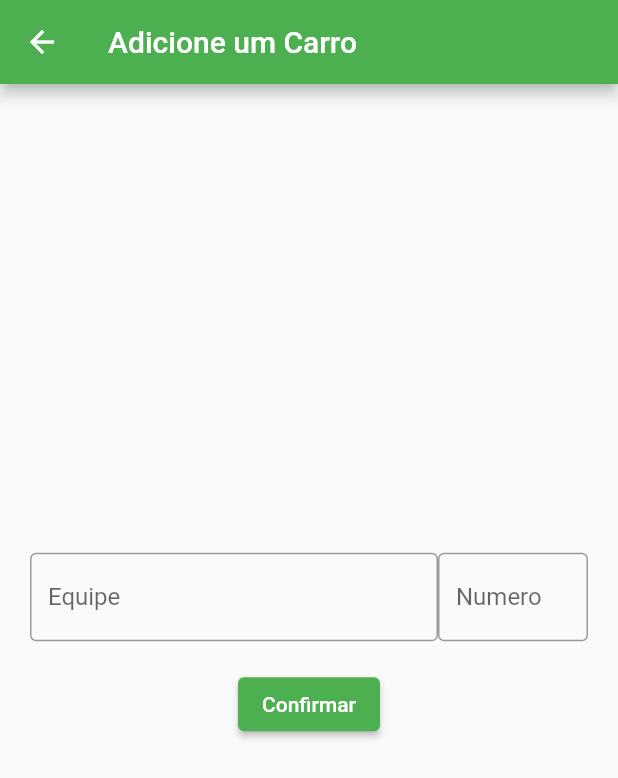
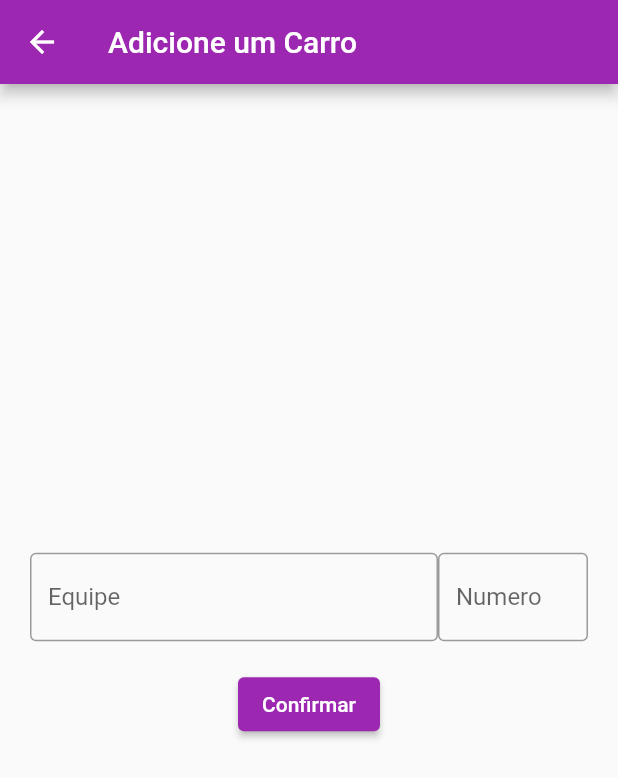
Before and after one commit to esterrds/MangueLaps, a Flutter app: the screen it shows after launch, after a tap on the "add" icon, on a phone screen of 412 x 824 dp. Shown: the top 778 px of the screen. Run offline on Flutter 3.47's test engine with Material 2 defaults, Android fonts, the phone set to English and light mode, and no system bars; our stand-ins replace bloc, flutter_bloc, shared_preferences; missing offline and left inert: mqtt_client.

Commit message:
first commit

```diff
--- /dev/null
+++ b/lib/bloc/Connectivity/connectivity_cubit.dart
@@ -0,0 +1,69 @@
+import 'dart:io';
+
+import 'package:bloc/bloc.dart';
+import 'package:flutter/material.dart';
+import 'package:meta/meta.dart';
+import 'package:mqtt_client/mqtt_client.dart';
+import 'package:mqtt_client/mqtt_server_client.dart';
+
+import '../../config/const/connectivity.dart';
+
+part 'connectivity_state.dart';
+
+//início da comunicação com o MQTT
+
+MqttClient client = MqttServerClient.withPort(mqttBroker, '', 1883);
+
+class ConnectivityCubit extends Cubit<ConnectivityState> {
+  ConnectivityCubit() : super(ConnectivityInitial()) {
+    mqttConnect();
+  }
+
+  bool flag = true;
+
+  void mqttConnect() async {
+    //cadastro com o broker para a conexão iniciar
+    client.logging(on: true);
+
+    emit(ConnectivityLoading());
+
+    client.setProtocolV311();
+    client.keepAlivePeriod = 60;
+    client.connectTimeoutPeriod = 2000;
+    client.port = mqttPort;
+
+    client.websocketProtocols = MqttClientConstants.protocolsMultipleDefault;
+
+    try {
+      await client.connect(mqttUsername, mqttPassword);
+    } on NoConnectionException catch (_) {
+      client.disconnect();
+    } on SocketException catch (_) {
+      client.disconnect();
+    }
+    if (client.connectionStatus!.state == MqttConnectionState.connected) {
+      emit(ConnectivityConnected());
+    } else {
+      emit(ConnectivityDisconnected());
+    }
+  }
+
+//testes: mensagem enviada ao broker quando conectado
+  void subTest() {
+    client.subscribe(mqttPubTopic, MqttQos.atMostOnce);
+    flag = !flag;
+    emit(ConnectivityConnected());
+  }
+
+  void publishTest() {
+    final builder = MqttClientPayloadBuilder();
+    builder.addString("Ola, rasp-chan!");
+    client.publishMessage(mqttPubTopic, MqttQos.atLeastOnce, builder.payload!);
+  }
+
+//desconectar
+  void mqttDisconnect() {
+    client.disconnect();
+    emit(ConnectivityDisconnected());
+  }
+}
--- /dev/null
+++ b/lib/bloc/Connectivity/connectivity_state.dart
@@ -0,0 +1,14 @@
+//estados de funcionamento
+
+part of 'connectivity_cubit.dart';
+
+@immutable
+abstract class ConnectivityState {}
+
+class ConnectivityInitial extends ConnectivityState {}
+
+class ConnectivityDisconnected extends ConnectivityState {}
+
+class ConnectivityLoading extends ConnectivityState {}
+
+class ConnectivityConnected extends ConnectivityState {}
--- /dev/null
+++ b/lib/config/const/connectivity.dart
@@ -0,0 +1,8 @@
+//informações importantes para a conexão com o broker
+
+const String mqttBroker = '150.161.60.102';
+const int mqttPort = 1883;
+const String mqttUsername = 'owntracks';
+const String mqttPassword = 'aratucampeao';
+const String clientIdentifier = 'appDoEnduro';
+const String mqttPubTopic = '/enduro';
--- a/lib/config/navigator/navigator.dart
+++ b/lib/config/navigator/navigator.dart
@@ -1,20 +1,24 @@
-import 'package:appdowill/config/navigator/routes.dart';
-import 'package:appdowill/presentation/add_car.dart';
-import 'package:appdowill/presentation/home_page.dart';
+import 'package:enduro_app/config/navigator/routes.dart';
+import 'package:enduro_app/presentation/add_car.dart';
+import 'package:enduro_app/presentation/home_page.dart';
+import 'package:enduro_app/presentation/nav_bar.dart';
 import 'package:flutter/material.dart';
+
+//chamada das páginas
 
 class RouteGenerator {
   static Route<dynamic> generateRoute(RouteSettings settings) {
-    final Object? args = settings.arguments;
+    //final Object? args = settings.arguments;
 
     switch (settings.name) {
       case initRoute:
-        return MaterialPageRoute(builder: (_) => MyHomePage());
+        return MaterialPageRoute(builder: (_) => const MyHomePage());
       case carAdder:
         return MaterialPageRoute(builder: (_) => CarAdder());
-
+      case navBar:
+        return MaterialPageRoute(builder: (_) => const NavBar());
       default:
-        return MaterialPageRoute(builder: (_) => MyHomePage());
+        return MaterialPageRoute(builder: (_) => const MyHomePage());
     }
   }
 }
--- a/lib/config/navigator/routes.dart
+++ b/lib/config/navigator/routes.dart
@@ -1,2 +1,5 @@
+//nomeia outras páginas (principal e registro)
+
 const String initRoute = '/';
 const String carAdder = '/CARADDER';
+const String navBar = '/nav';
--- a/lib/config/preferences_keys.dart
+++ b/lib/config/preferences_keys.dart
@@ -1,3 +1,5 @@
+//chave para resgatar dados instanciados do sharedPreferences
+
 class PreferenceKeys {
   static const chave = "equipes";
 }
--- a/lib/main.dart
+++ b/lib/main.dart
@@ -1,11 +1,12 @@
-import 'package:appdowill/bloc/cubit/contador_cubit.dart';
-import 'package:appdowill/config/navigator/routes.dart';
-import 'package:appdowill/presentation/home_page.dart';
+import 'package:enduro_app/bloc/Connectivity/connectivity_cubit.dart';
+import 'package:enduro_app/config/navigator/routes.dart';
 import 'package:flutter/material.dart';
 import 'package:flutter_bloc/flutter_bloc.dart';
 
+import 'bloc/ContadorCubit/contador_cubit.dart';
 import 'config/navigator/navigator.dart';
 
+//início
 void main() {
   runApp(const MyApp());
 }
@@ -15,13 +16,25 @@ class MyApp extends StatelessWidget {
 
   @override
   Widget build(BuildContext context) {
-    return BlocProvider(
-      create: (context) => ContadorCubit(),
+    //tela inicial e cor
+    return MultiBlocProvider(
+      providers: [
+        //chamada da página do contador
+        BlocProvider(
+          create: (context) => ContadorCubit(),
+        ),
+        //conexão mqtt
+        BlocProvider(
+          create: (context) => ConnectivityCubit(),
+        ),
+      ],
       child: MaterialApp(
-        title: 'Flutter Demo',
+        debugShowCheckedModeBanner: false,
+        title: 'Enduro App',
         theme: ThemeData(
-          primarySwatch: Colors.green,
+          primarySwatch: Colors.purple,
         ),
+        //próxima página
         onGenerateRoute: RouteGenerator.generateRoute,
         initialRoute: initRoute,
       ),
--- a/lib/presentation/add_car.dart
+++ b/lib/presentation/add_car.dart
@@ -1,16 +1,20 @@
 import 'dart:convert';
 
-import 'package:appdowill/bloc/cubit/contador_cubit.dart';
-import 'package:appdowill/repo/models/json.dart';
-import 'package:appdowill/repo/save.dart';
+// import 'package:enduro_app/config/preferences_keys.dart';
+import 'package:enduro_app/repo/save.dart';
 import 'package:flutter/material.dart';
 import 'package:flutter_bloc/flutter_bloc.dart';
-import 'package:appdowill/repo/models/json.dart';
-import 'package:shared_preferences/shared_preferences.dart';
+// import 'package:shared_preferences/shared_preferences.dart';
+import '../bloc/ContadorCubit/contador_cubit.dart';
+
+//tela de cadastro
 
 class CarAdder extends StatelessWidget {
-  TextEditingController _numberController = TextEditingController();
-  TextEditingController _nameController = TextEditingController();
+  final TextEditingController _numberController = TextEditingController();
+  final TextEditingController _nameController = TextEditingController();
+  final CarRepository carRepository = CarRepository();
+
+  CarAdder({super.key});
 
   @override
   Widget build(BuildContext context) {
@@ -28,6 +32,7 @@ class CarAdder extends StatelessWidget {
             children: [
               Row(
                 children: [
+                  //caixa para receber nome das equipes
                   Expanded(
                     child: TextField(
                       controller: _nameController,
@@ -37,6 +42,7 @@ class CarAdder extends StatelessWidget {
                       ),
                     ),
                   ),
+                  //caixa para receber número do carro
                   SizedBox(
                     width: 100,
                     child: TextField(
@@ -50,20 +56,20 @@ class CarAdder extends StatelessWidget {
                   ),
                 ],
               ),
+              //botão de confirmar, que manda os dados cadastrados para o contador
               Padding(
                 padding: const EdgeInsets.all(18.0),
                 child: ElevatedButton(
                   onPressed: () {
-                    _doConfirm();
-                    _saveJson();
                     if (_nameController.toString().isNotEmpty &&
                         _numberController.toString().isNotEmpty) {
                       BlocProvider.of<ContadorCubit>(context).createCar(
-                        int.parse(_numberController.toString()),
-                        _nameController.toString(),
+                        int.parse(_numberController.text),
+                        _nameController.text,
                       );
                       Navigator.pop(context);
                     }
+                    //repository.Equipes(carros);
                   },
                   child: const Text("Confirmar"),
                 ),
@@ -75,18 +81,17 @@ class CarAdder extends StatelessWidget {
     );
   }
 
-  void _doConfirm() {
-    User newUser =
-        User(nome: _nameController.text, numero: _numberController.text);
-    print(newUser);
-  }
+  //testes para armazenamento usando sharedPreferences
 
-  void _saveUser(User user) async {
-    SharedPreferences prefs = await SharedPreferences.getInstance();
-    prefs.setString("equipes", json.encode(user.toJson()));
-  }
+  // void _doConfirm() {
+  //   User newUser =
+  //       User(nome: _nameController.text, numero: _numberController.text);
+  //   print(newUser);
+  //   _saveUser(newUser);
+  // }
 
-  void _saveJson() {
-
-  }
+  // void _saveUser(User user) async {
+  //   SharedPreferences prefs = await SharedPreferences.getInstance();
+  //   prefs.setString(PreferenceKeys.chave, json.encode(user.toJson()));
+  // }
 }
--- a/lib/presentation/home_page.dart
+++ b/lib/presentation/home_page.dart
@@ -1,15 +1,18 @@
-import 'package:appdowill/config/navigator/routes.dart';
-import 'package:appdowill/presentation/main_list.dart';
+import 'package:enduro_app/config/navigator/routes.dart';
+import 'package:enduro_app/presentation/main_list.dart';
+import 'package:enduro_app/presentation/nav_bar.dart';
 import 'package:flutter/material.dart';
 
 class MyHomePage extends StatelessWidget {
   const MyHomePage({super.key});
 
+//botão da tela principal para a tela de cadastro (+)
   @override
   Widget build(BuildContext context) {
     return SafeArea(
       child: Scaffold(
-        body: MainList(),
+        drawer: const NavBar(),
+        body: const MainList(),
         appBar: AppBar(
           title: const Center(child: Text("Contador de voltas")),
         ),
--- /dev/null
+++ b/lib/presentation/nav_bar.dart
@@ -0,0 +1,147 @@
+import 'package:enduro_app/bloc/Connectivity/connectivity_cubit.dart';
+import 'package:enduro_app/config/navigator/routes.dart';
+import 'package:enduro_app/repo/save.dart';
+import 'package:flutter/material.dart';
+import 'package:flutter_bloc/flutter_bloc.dart';
+import 'package:enduro_app/repo/save.dart';
+import 'package:enduro_app/config/preferences_keys.dart';
+
+//3 tracinhos
+class NavBar extends StatelessWidget {
+  const NavBar({super.key});
+
+  @override
+  Widget build(BuildContext context) {
+    //conexão mqtt
+    ConnectivityCubit conCubit = BlocProvider.of<ConnectivityCubit>(context);
+    return Drawer(
+      child: BlocBuilder<ConnectivityCubit, ConnectivityState>(
+        builder: (context, state) {
+          return ListView(
+            children: [
+              Container(
+                color: Colors.blueAccent,
+                height: 50,
+                child: IconButton(
+                  onPressed: () {
+                    //liga e desliga conexão
+                    if (state is ConnectivityDisconnected) {
+                      conCubit.mqttConnect();
+                    } else if (state is ConnectivityConnected) {
+                      conCubit.mqttDisconnect();
+                    } else {
+                      conCubit.mqttConnect();
+                    }
+                  },
+                  icon: state is ConnectivityDisconnected
+                      ? const SizedBox(
+                          //desconectado
+                          width: 120,
+                          height: 120,
+                          child: Icon(
+                            Icons.wifi,
+                            color: Colors.black,
+                          ),
+                        )
+                      : const SizedBox(
+                          //conectado
+                          width: 120,
+                          height: 120,
+                          child: Icon(
+                            Icons.wifi,
+                            color: Colors.red,
+                          ),
+                        ),
+                ),
+              ),
+              Container(
+                //design do segundo container
+                color: Colors.blueGrey,
+                height: 200,
+                child: Row(
+                  mainAxisAlignment: MainAxisAlignment.spaceAround,
+                  children: [
+                    IconButton(
+                        onPressed: () {
+                          //enviar mensagens
+                          if (state is ConnectivityDisconnected) {
+                            alertFailed(context);
+                          } else if (state is ConnectivityConnected) {
+                            conCubit.publishTest();
+                            alertSucess(context);
+                          } else {
+                            conCubit.publishTest();
+                            alertSucess(context);
+                          }
+                        },
+                        icon: const Icon(Icons.waves)),
+                    IconButton(
+                        onPressed: () {
+                          print(CarRepository);
+                        },
+                        icon: const Icon(Icons.favorite)),
+                  ],
+                ),
+              ),
+              Row(
+                children: const [],
+              ),
+            ],
+          );
+        },
+      ),
+    );
+  }
+}
+
+//alerta de mensagem não enviada
+alertFailed(BuildContext context) {
+  // configura o button
+  Widget okButton = ElevatedButton(
+    child: const Text("OK"),
+    onPressed: () {
+      Navigator.pushNamed(context, initRoute);
+    },
+  );
+  // configura o  AlertDialog
+  AlertDialog alerta = AlertDialog(
+    title: const Text("FALHA NA CONEXÃO"),
+    content: const Text("Sua mensagem não foi enviada."),
+    actions: [
+      okButton,
+    ],
+  );
+  // exibe o dialog
+  showDialog(
+    context: context,
+    builder: (BuildContext context) {
+      return alerta;
+    },
+  );
+}
+
+//alerta de mensagem enviada
+alertSucess(BuildContext context) {
+  // configura o button
+  Widget okButton = ElevatedButton(
+    child: const Text("OK"),
+    onPressed: () {
+      Navigator.pushNamed(context, initRoute);
+    },
+  );
+  // configura o  AlertDialog
+  AlertDialog alerta = AlertDialog(
+    title: const Text("Boa, Bajeire!"),
+    content: const Text("Sua mensagem foi enviada com sucesso."),
+    actions: [
+      okButton,
+    ],
+  );
+  // exibe o dialog
+  showDialog(
+    context: context,
+    builder: (BuildContext context) {
+      return alerta;
+    },
+  );
+}
--- a/lib/repo/models/json.dart
+++ b/lib/repo/models/json.dart
@@ -1,24 +1,21 @@
-class User {
-  dynamic numero;
-  dynamic nome;
-  int voltas = 0;
+// //classe das equipes, onde serão recebidos os dados de registro e número de voltas
 
-  User({this.numero, this.nome});
+ //class User {
+   //dynamic numero;
+   //dynamic nome;
+   //int voltas = 0;
 
-  User.fromJson(Map<String, dynamic> json) {
-    numero = json['numero'];
-    nome = json['nome'];
-  }
+   //User({this.numero, this.nome});
 
-  Map<String, dynamic> toJson() {
-    final Map<String, dynamic> data = new Map<String, dynamic>();
-    data['numero'] = this.numero;
-    data['nome'] = this.nome;
-    return data;
-  }
+   //User.fromJson(Map<String, dynamic> json) {
+     //numero = json['numero'];
+     //nome = json['nome'];
+   //}
 
-  @override
-  String toString() {
-    return "Nome: " + this.nome + "\nNº: " + this.numero;
-  }
-}
+   //Map<String, dynamic> toJson() {
+     //final Map<String, dynamic> data = <String, dynamic>{};
+     //data['numero'] = numero;
+     //data['nome'] = nome;
+     //return data;
+   //}
+ //}
--- a/pubspec.yaml
+++ b/pubspec.yaml
@@ -1,4 +1,4 @@
-name: appdowill
+name: enduro_app
 description: A new Flutter project.
 
 # The following line prevents the package from being accidentally published to
```
Also changed, not shown: lib/bloc/ContadorCubit/contador_cubit.dart (renamed from lib/bloc/cubit/contador_cubit.dart, +9 -1 lines), lib/config/confirm.dart (deleted, +0 -38 lines), lib/presentation/main_list.dart (+45 -4 lines), lib/repo/models/car.dart (+20 -3 lines), lib/repo/save.dart (+14 -12 lines), lib/bloc/ContadorCubit/contador_state.dart (renamed from lib/bloc/cubit/contador_state.dart), 3 other files.
